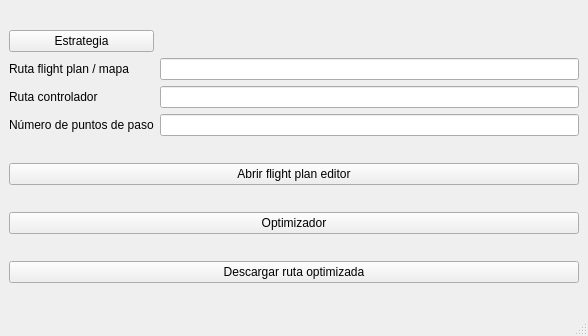
Before: the Qt Designer form src/widgets/mainwindow.ui in UCM-237/PprzGCS, drawn with Qt 5.
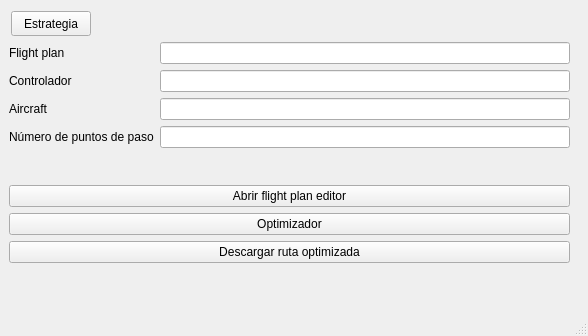
After: the same form once the commit is applied.

The edit to the form file:
```diff
--- a/src/widgets/mainwindow.ui
+++ b/src/widgets/mainwindow.ui
@@ -14,67 +14,88 @@
    <string>MainWindow</string>
   </property>
   <widget class="QWidget" name="centralwidget">
-   <layout class="QVBoxLayout" name="verticalLayout_2">
-    <item>
-     <layout class="QVBoxLayout" name="verticalLayout">
-      <item>
+   <widget class="QPushButton" name="button_estrategia">
+    <property name="geometry">
+     <rect>
+      <x>11</x>
+      <y>11</y>
+      <width>80</width>
+      <height>25</height>
+     </rect>
+    </property>
+    <property name="text">
+     <string>Estrategia</string>
+    </property>
+   </widget>
+   <widget class="QWidget" name="">
+    <property name="geometry">
+     <rect>
+      <x>9</x>
+      <y>42</y>
+      <width>561</width>
+      <height>221</height>
+     </rect>
+    </property>
        <layout class="QGridLayout" name="gridLayout">
-        <item row="2" column="1">
-         <widget class="QLineEdit" name="label_controlador"/>
-        </item>
-        <item row="2" column="0">
-         <widget class="QLabel" name="label">
-          <property name="text">
-           <string>Ruta controlador</string>
-          </property>
-         </widget>
-        </item>
-        <item row="1" column="0">
+     <item row="0" column="0">
+      <layout class="QFormLayout" name="formLayout">
+       <item row="0" column="0">
          <widget class="QLabel" name="label_2">
           <property name="text">
-           <string>Ruta flight plan / mapa</string>
+          <string>Flight plan</string>
           </property>
          </widget>
         </item>
-        <item row="1" column="1">
+       <item row="0" column="1">
          <widget class="QLineEdit" name="label_mapa"/>
         </item>
-        <item row="3" column="0">
+       <item row="1" column="0">
+        <widget class="QLabel" name="label">
+         <property name="text">
+          <string>Controlador</string>
+         </property>
+        </widget>
+       </item>
+       <item row="1" column="1">
+        <widget class="QLineEdit" name="label_controlador"/>
+       </item>
+       <item row="2" column="0">
          <widget class="QLabel" name="label_3">
           <property name="text">
+          <string>Aircraft</string>
+         </property>
+        </widget>
+       </item>
+       <item row="2" column="1">
+        <widget class="QLineEdit" name="label_aircraft"/>
+       </item>
+       <item row="3" column="0">
+        <widget class="QLabel" name="label_4">
+         <property name="text">
            <string>Número de puntos de paso</string>
           </property>
          </widget>
         </item>
-        <item row="0" column="0">
-         <widget class="QPushButton" name="button_estrategia">
-          <property name="text">
-           <string>Estrategia</string>
-          </property>
-         </widget>
-        </item>
         <item row="3" column="1">
          <widget class="QLineEdit" name="label_Puntos_paso"/>
         </item>
        </layout>
       </item>
-     </layout>
-    </item>
-    <item>
+     <item row="1" column="0">
      <widget class="QPushButton" name="button_editor">
       <property name="text">
        <string>Abrir flight plan editor</string>
       </property>
      </widget>
     </item>
-    <item>
+     <item row="2" column="0">
      <widget class="QPushButton" name="button_optimizacion">
       <property name="text">
        <string>Optimizador</string>
       </property>
      </widget>
     </item>
-    <item>
+     <item row="3" column="0">
      <widget class="QPushButton" name="button_compilacion">
       <property name="text">
        <string>Descargar ruta optimizada</string>
@@ -82,6 +103,7 @@
      </widget>
     </item>
    </layout>
+   </widget>
   </widget>
   <widget class="QMenuBar" name="menubar">
    <property name="geometry">
```
Lines whose indentation alone changed are shown as unchanged.
